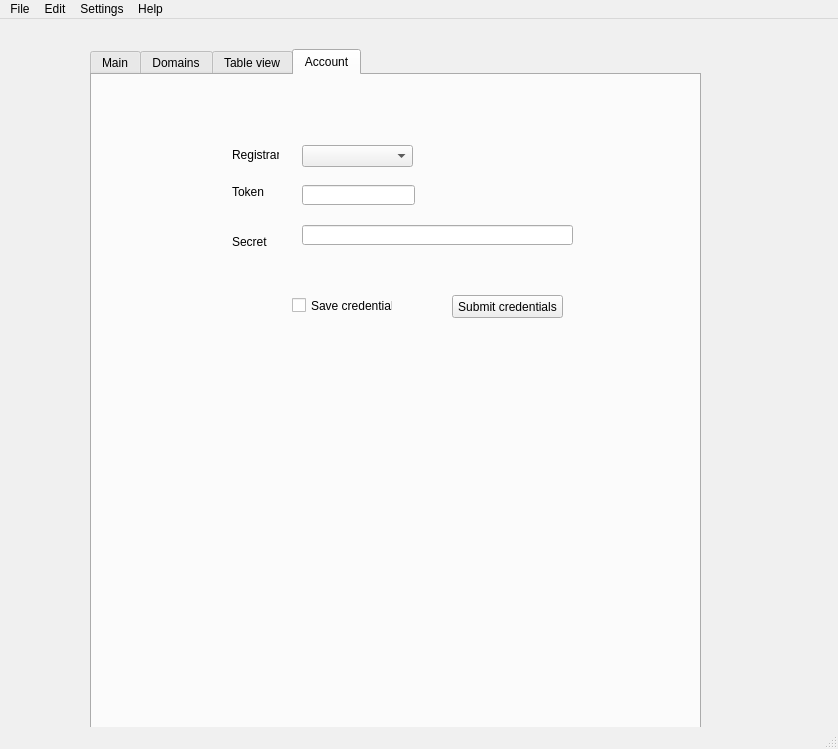
This is ip-check.ui in tatanka22/DNS-Manager as Qt 5 draws it before an edit. The edited form follows.
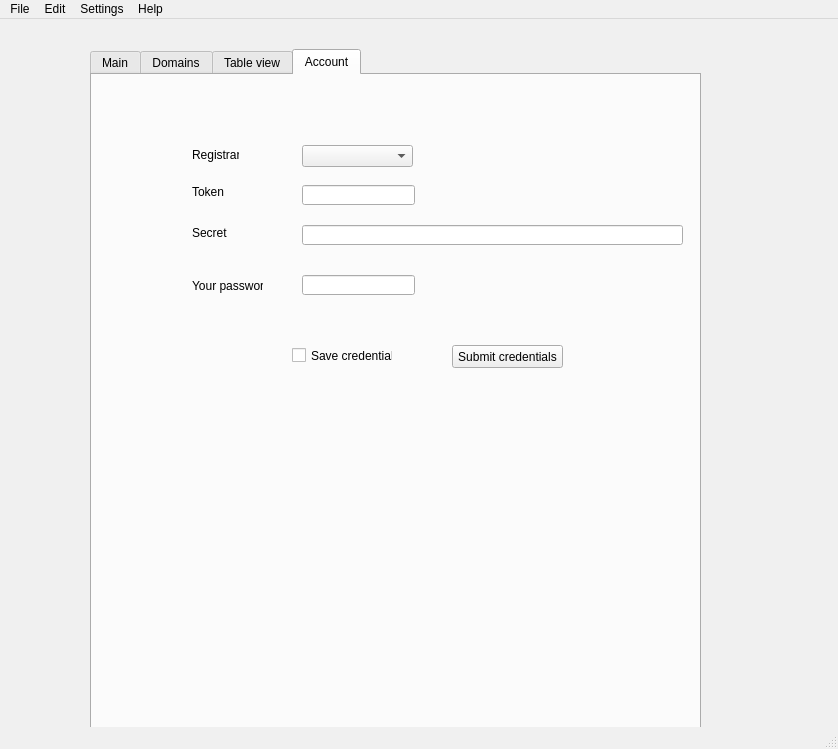
This is the edited form. Icons and pictures are not drawn.

```diff
--- a/ip-check.ui
+++ b/ip-check.ui
@@ -621,7 +621,7 @@
        <rect>
         <x>210</x>
         <y>150</y>
-        <width>271</width>
+        <width>381</width>
         <height>20</height>
        </rect>
       </property>
@@ -629,7 +629,7 @@
      <widget class="QLabel" name="label_2">
       <property name="geometry">
        <rect>
-        <x>140</x>
+        <x>100</x>
         <y>110</y>
         <width>47</width>
         <height>13</height>
@@ -642,10 +642,10 @@
      <widget class="QLabel" name="label_3">
       <property name="geometry">
        <rect>
-        <x>140</x>
-        <y>160</y>
-        <width>47</width>
-        <height>13</height>
+        <x>100</x>
+        <y>150</y>
+        <width>51</width>
+        <height>16</height>
        </rect>
       </property>
       <property name="text">
@@ -656,7 +656,7 @@
       <property name="geometry">
        <rect>
         <x>360</x>
-        <y>220</y>
+        <y>270</y>
         <width>111</width>
         <height>23</height>
        </rect>
@@ -669,7 +669,7 @@
       <property name="geometry">
        <rect>
         <x>200</x>
-        <y>220</y>
+        <y>270</y>
         <width>101</width>
         <height>21</height>
        </rect>
@@ -691,7 +691,7 @@
      <widget class="QLabel" name="lbl_Registrar">
       <property name="geometry">
        <rect>
-        <x>140</x>
+        <x>100</x>
         <y>70</y>
         <width>47</width>
         <height>20</height>
@@ -701,6 +701,29 @@
        <string>Registrar</string>
       </property>
      </widget>
+     <widget class="QLineEdit" name="le_passphrase_input">
+      <property name="geometry">
+       <rect>
+        <x>210</x>
+        <y>200</y>
+        <width>113</width>
+        <height>20</height>
+       </rect>
+      </property>
+     </widget>
+     <widget class="QLabel" name="label_4">
+      <property name="geometry">
+       <rect>
+        <x>100</x>
+        <y>200</y>
+        <width>71</width>
+        <height>21</height>
+       </rect>
+      </property>
+      <property name="text">
+       <string>Your password</string>
+      </property>
+     </widget>
     </widget>
    </widget>
   </widget>
```
Left out of the diff: 4 changed lines with no effect on the pictures.
